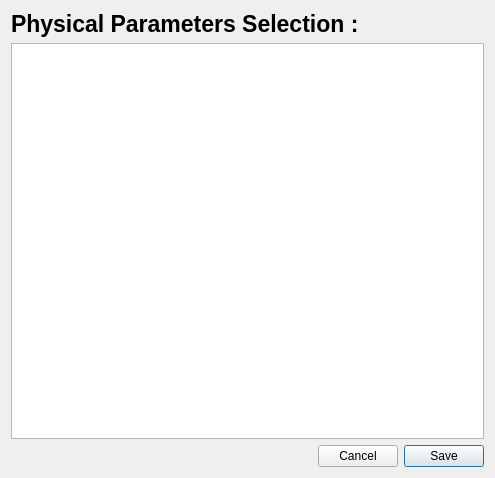
Above: PhzQtUI/auxdir/PhzQtUI/DialogSelectParam.ui from astrorama/Phosphoros before the change. Below: the same form after it.
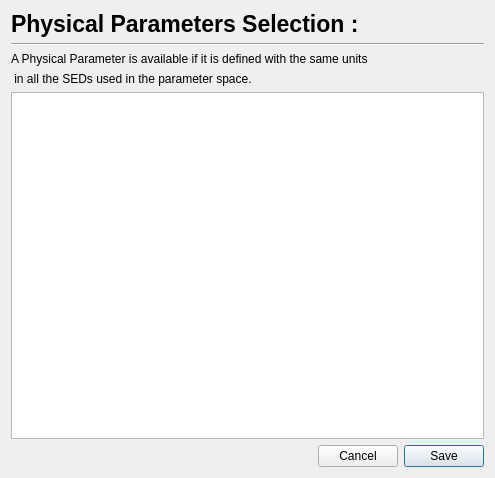
That is the form after the change.

Commit message: Add units to the PP

```diff
--- a/PhzQtUI/auxdir/PhzQtUI/DialogSelectParam.ui
+++ b/PhzQtUI/auxdir/PhzQtUI/DialogSelectParam.ui
@@ -45,6 +45,27 @@
      </item>
     </layout>
    </item>
+   <item>
+    <widget class="Line" name="line">
+     <property name="orientation">
+      <enum>Qt::Horizontal</enum>
+     </property>
+    </widget>
+   </item>
+   <item>
+    <widget class="QLabel" name="label">
+     <property name="text">
+      <string>A Physical Parameter is available if it is defined with the same units</string>
+     </property>
+    </widget>
+   </item>
+   <item>
+    <widget class="QLabel" name="label_3">
+     <property name="text">
+      <string> in all the SEDs used in the parameter space.</string>
+     </property>
+    </widget>
+   </item>
    <item>
     <widget class="QTableView" name="table_param"/>
    </item>
```
The commit also changes 3 other files.
